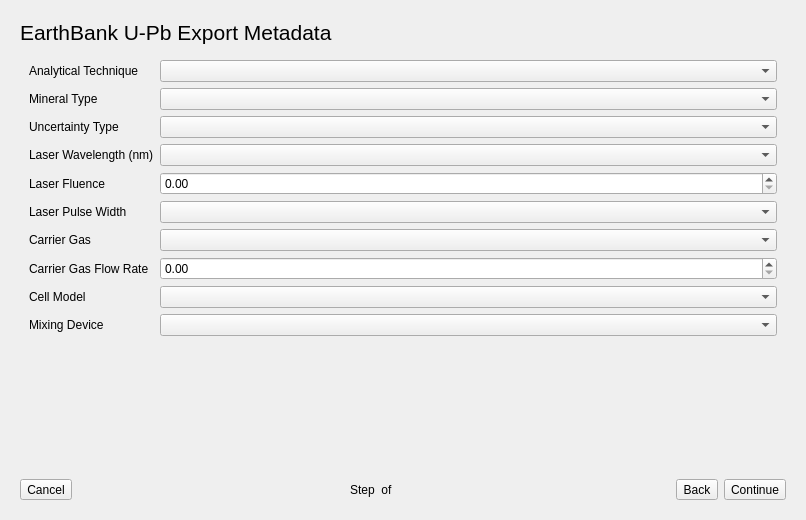
First picture: the form in export/EarthBank_Exporter_UPb.ui, repository iolite-LA-ICP-MS/iolite4-python-examples, before the edit.
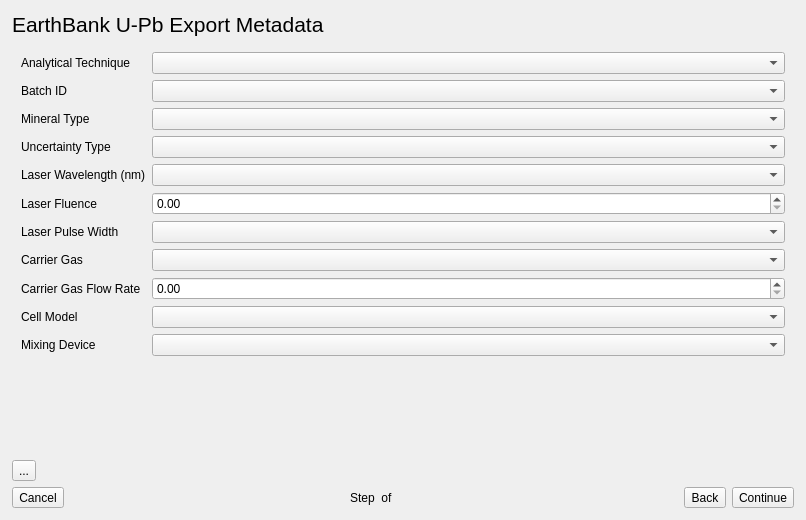
Second picture: the form after the edit. The open tabs and pages were chosen to show the change.

Commit message:
EarthBank UPb exporter: added configs and more
New way of finding UI and template file. New config file generator and
reader so that user doesn't have to keep resetting their defaults with
each new change of the file. Added ability to remove added column mappings

The edit to the form file:
```diff
--- a/export/EarthBank_Exporter_UPb.ui
+++ b/export/EarthBank_Exporter_UPb.ui
@@ -27,16 +27,16 @@
   </property>
   <layout class="QVBoxLayout" name="verticalLayout">
    <property name="leftMargin">
-    <number>20</number>
+    <number>12</number>
    </property>
    <property name="topMargin">
-    <number>20</number>
+    <number>12</number>
    </property>
    <property name="rightMargin">
-    <number>20</number>
+    <number>12</number>
    </property>
    <property name="bottomMargin">
-    <number>20</number>
+    <number>12</number>
    </property>
    <item>
     <widget class="QLabel" name="topLabel">
@@ -120,96 +120,106 @@
          <item row="0" column="1">
           <widget class="QComboBox" name="techniqueComboBox"/>
          </item>
-         <item row="1" column="0">
+         <item row="2" column="0">
           <widget class="QLabel" name="mineralLabel">
            <property name="text">
             <string>Mineral Type</string>
            </property>
           </widget>
          </item>
-         <item row="1" column="1">
+         <item row="2" column="1">
           <widget class="QComboBox" name="mineralComboBox"/>
          </item>
-         <item row="2" column="0">
+         <item row="3" column="0">
           <widget class="QLabel" name="uncertaintyTypeLabel">
            <property name="text">
             <string>Uncertainty Type</string>
            </property>
           </widget>
          </item>
-         <item row="2" column="1">
+         <item row="3" column="1">
           <widget class="QComboBox" name="uncertaintyTypeComboBox"/>
          </item>
-         <item row="3" column="0">
+         <item row="4" column="0">
           <widget class="QLabel" name="laserWavelengthLabel">
            <property name="text">
             <string>Laser Wavelength (nm)</string>
            </property>
           </widget>
          </item>
-         <item row="3" column="1">
+         <item row="4" column="1">
           <widget class="QComboBox" name="laserWavelengthComboBox"/>
          </item>
-         <item row="4" column="0">
+         <item row="5" column="0">
           <widget class="QLabel" name="laserFluenceLabel">
            <property name="text">
             <string>Laser Fluence</string>
            </property>
           </widget>
          </item>
-         <item row="4" column="1">
+         <item row="5" column="1">
           <widget class="QDoubleSpinBox" name="laserFluenceDoubleSpinBox"/>
          </item>
-         <item row="5" column="0">
+         <item row="6" column="0">
           <widget class="QLabel" name="laserPulseWidthLabel">
            <property name="text">
             <string>Laser Pulse Width</string>
            </property>
           </widget>
          </item>
-         <item row="5" column="1">
+         <item row="6" column="1">
           <widget class="QComboBox" name="laserPulseWidthComboBox"/>
          </item>
-         <item row="6" column="0">
+         <item row="7" column="0">
           <widget class="QLabel" name="carrierGasLabel">
            <property name="text">
             <string>Carrier Gas</string>
            </property>
           </widget>
          </item>
-         <item row="6" column="1">
+         <item row="7" column="1">
           <widget class="QComboBox" name="carrierGasComboBox"/>
          </item>
-         <item row="7" column="0">
+         <item row="8" column="0">
           <widget class="QLabel" name="carrierGasFlowRateLabel">
            <property name="text">
             <string>Carrier Gas Flow Rate</string>
            </property>
           </widget>
          </item>
-         <item row="7" column="1">
+         <item row="8" column="1">
           <widget class="QDoubleSpinBox" name="carrierGasFlowRateDoubleSpinBox"/>
          </item>
-         <item row="8" column="0">
+         <item row="9" column="0">
           <widget class="QLabel" name="cellModelLabel">
            <property name="text">
             <string>Cell Model</string>
            </property>
           </widget>
          </item>
-         <item row="8" column="1">
+         <item row="9" column="1">
           <widget class="QComboBox" name="cellModelComboBox"/>
          </item>
-         <item row="9" column="0">
+         <item row="10" column="0">
           <widget class="QLabel" name="mixingDeviceLabel">
            <property name="text">
             <string>Mixing Device</string>
            </property>
           </widget>
          </item>
-         <item row="9" column="1">
+         <item row="10" column="1">
           <widget class="QComboBox" name="mixingDeviceComboBox"/>
          </item>
+         <item row="1" column="0">
+          <widget class="QLabel" name="batchIDLabel">
+           <property name="text">
+            <string>Batch ID</string>
+           </property>
+          </widget>
+         </item>
+         <item row="1" column="1">
+          <widget class="QComboBox" name="batchIDComboBox"/>
+         </item>
         </layout>
        </item>
       </layout>
@@ -254,6 +264,30 @@
      </widget>
     </widget>
    </item>
+   <item>
+    <layout class="QHBoxLayout" name="horizontalLayout_2">
+     <item>
+      <widget class="QToolButton" name="configsButton">
+       <property name="text">
+        <string>...</string>
+       </property>
+      </widget>
+     </item>
+     <item>
+      <spacer name="horizontalSpacer_4">
+       <property name="orientation">
+        <enum>Qt::Orientation::Horizontal</enum>
+       </property>
+       <property name="sizeHint" stdset="0">
+        <size>
+         <width>40</width>
+         <height>20</height>
+        </size>
+       </property>
+      </spacer>
+     </item>
+    </layout>
+   </item>
    <item>
     <layout class="QHBoxLayout" name="buttonHLayout">
      <item>
```
Left out of the diff: 34 changed lines with no effect on the pictures. The commit also changes 2 other files.
